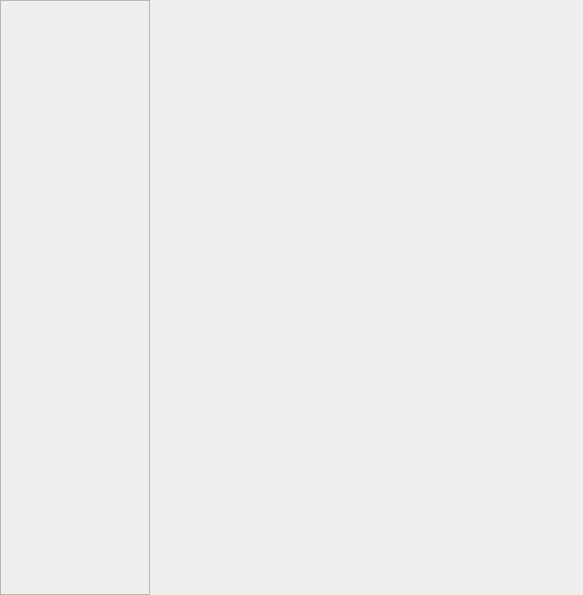
Before: the Qt Designer form App/ui_files/chat_house.ui in Wizard-collab/Wizard, drawn with Qt 5.
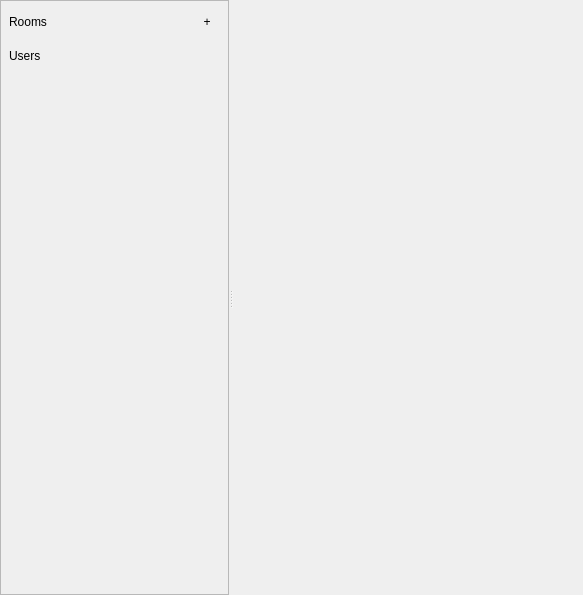
After: the same form once the commit is applied.

What changed in the file:
```diff
--- a/App/ui_files/chat_house.ui
+++ b/App/ui_files/chat_house.ui
@@ -13,7 +13,7 @@
   <property name="windowTitle">
    <string>Form</string>
   </property>
-  <layout class="QHBoxLayout" name="horizontalLayout">
+  <layout class="QVBoxLayout" name="verticalLayout">
    <property name="spacing">
     <number>1</number>
    </property>
@@ -30,6 +30,13 @@
     <number>0</number>
    </property>
    <item>
+    <widget class="QSplitter" name="splitter">
+     <property name="orientation">
+      <enum>Qt::Horizontal</enum>
+     </property>
+     <property name="childrenCollapsible">
+      <bool>false</bool>
+     </property>
     <widget class="QFrame" name="chat_house_rooms_frame">
      <property name="minimumSize">
       <size>
@@ -37,12 +44,6 @@
        <height>0</height>
       </size>
      </property>
-     <property name="maximumSize">
-      <size>
-       <width>150</width>
-       <height>16777215</height>
-      </size>
-     </property>
      <property name="frameShape">
       <enum>QFrame::StyledPanel</enum>
      </property>
@@ -51,7 +52,7 @@
      </property>
      <layout class="QVBoxLayout" name="frame_layout">
       <property name="spacing">
-       <number>1</number>
+        <number>8</number>
       </property>
       <property name="leftMargin">
        <number>0</number>
@@ -65,6 +66,48 @@
       <property name="bottomMargin">
        <number>0</number>
       </property>
+       <item>
+        <layout class="QHBoxLayout" name="horizontalLayout_2">
+         <property name="leftMargin">
+          <number>8</number>
+         </property>
+         <property name="topMargin">
+          <number>8</number>
+         </property>
+         <property name="rightMargin">
+          <number>8</number>
+         </property>
+         <item>
+          <widget class="QLabel" name="label_2">
+           <property name="text">
+            <string>Rooms</string>
+           </property>
+          </widget>
+         </item>
+         <item>
+          <widget class="QPushButton" name="create_room_pushButton">
+           <property name="minimumSize">
+            <size>
+             <width>26</width>
+             <height>26</height>
+            </size>
+           </property>
+           <property name="maximumSize">
+            <size>
+             <width>26</width>
+             <height>26</height>
+            </size>
+           </property>
+           <property name="styleSheet">
+            <string notr="true">border-radius:13px;</string>
+           </property>
+           <property name="text">
+            <string>+</string>
+           </property>
+          </widget>
+         </item>
+        </layout>
+       </item>
       <item>
        <layout class="QVBoxLayout" name="chat_house_rooms_frame_layout">
         <property name="spacing">
@@ -72,6 +115,42 @@
         </property>
        </layout>
       </item>
+       <item>
+        <layout class="QHBoxLayout" name="horizontalLayout_3">
+         <property name="spacing">
+          <number>1</number>
+         </property>
+         <property name="leftMargin">
+          <number>8</number>
+         </property>
+         <property name="topMargin">
+          <number>0</number>
+         </property>
+         <property name="rightMargin">
+          <number>8</number>
+         </property>
+         <item>
+          <widget class="QLabel" name="label">
+           <property name="minimumSize">
+            <size>
+             <width>0</width>
+             <height>26</height>
+            </size>
+           </property>
+           <property name="text">
+            <string>Users</string>
+           </property>
+          </widget>
+         </item>
+        </layout>
+       </item>
+       <item>
+        <layout class="QVBoxLayout" name="chat_house_users_frame_layout">
+         <property name="spacing">
+          <number>1</number>
+         </property>
+        </layout>
+       </item>
       <item>
        <spacer name="verticalSpacer">
         <property name="orientation">
@@ -87,12 +166,17 @@
       </item>
      </layout>
     </widget>
-   </item>
-   <item>
     <widget class="QStackedWidget" name="chat_house_stackedWidget">
+      <property name="minimumSize">
+       <size>
+        <width>350</width>
+        <height>0</height>
+       </size>
+      </property>
      <property name="currentIndex">
       <number>-1</number>
      </property>
+     </widget>
     </widget>
    </item>
   </layout>
```
Lines whose indentation alone changed are shown as unchanged.
